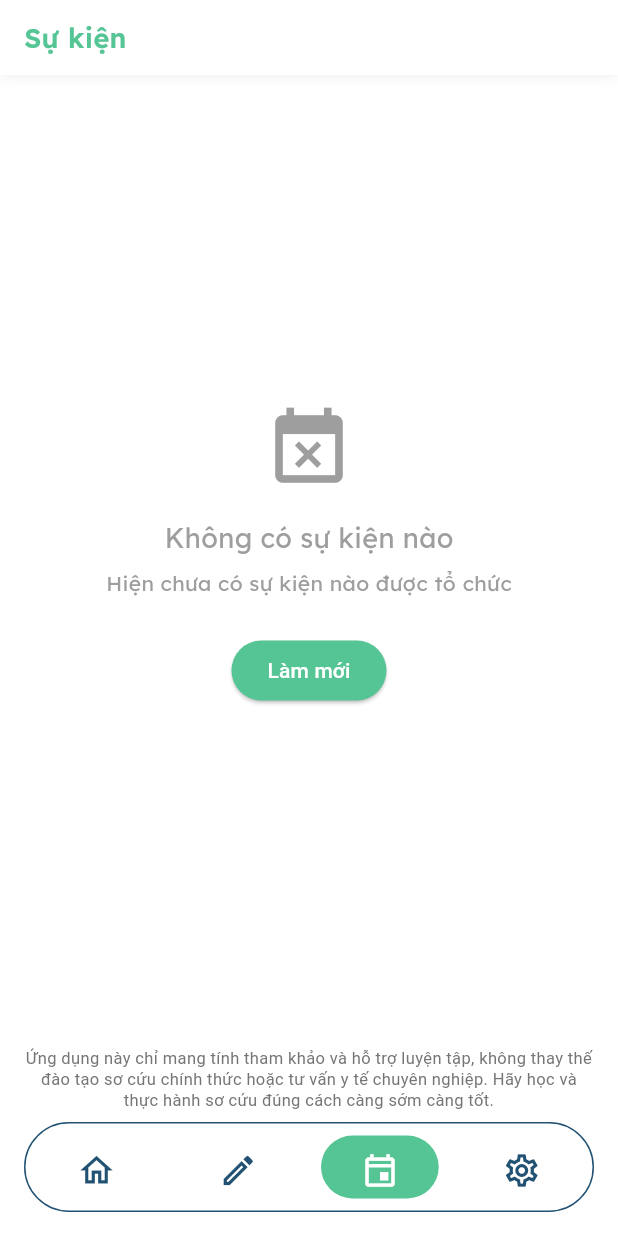
After one commit to nphng15/learn2aid_frontend, a Flutter app: the EventPage screen opened by its route, on a phone screen of 412 x 824 dp. The commit adds this screen. Run offline on Flutter 3.47's test engine with Material 3 defaults, Android fonts, the phone set to English and light mode, and no system bars; our stand-ins replace cloud_firestore, firebase_auth, firebase_core, get, google_fonts, google_sign_in and 3 more; accounts and stored records are empty; network calls fail.

Commit message:
update: events feature

```diff
--- a/lib/config/routes/app_pages.dart
+++ b/lib/config/routes/app_pages.dart
@@ -16,6 +16,8 @@
 import '../../features/presentation/modules/profile/profile_binding.dart';
 import '../../features/presentation/modules/dashboard/video_binding.dart';
 import '../../features/presentation/modules/app_state_binding.dart';
+import '../../features/presentation/modules/event/screens/event_page.dart';
+import '../../features/presentation/modules/event/event_binding.dart';
 import 'app_routes.dart';
 
 abstract class AppPages {
@@ -68,5 +70,12 @@
         ProfileBinding(),
       ],
     ),
+    GetPage(
+      name: AppRoutes.event,
+      page: () => const EventPage(),
+      bindings: [
+        EventBinding(),
+      ],
+    ),
   ];
 }
--- a/lib/config/routes/app_routes.dart
+++ b/lib/config/routes/app_routes.dart
@@ -7,4 +7,5 @@
   static const register = '/register';
   static const login = '/login';
   static const profile = '/profile';
+  static const event = '/event';
 }
--- /dev/null
+++ b/lib/features/domain/entities/event_entity.dart
@@ -0,0 +1,69 @@
+import 'package:cloud_firestore/cloud_firestore.dart';
+
+class Event {
+  final String id;
+  final String title;
+  final String description;
+  final String location;
+  final DateTime date;
+  final String imageUrl;
+  final List<String> joinedUsers;
+
+  Event({
+    required this.id,
+    required this.title,
+    required this.description,
+    required this.location,
+    required this.date,
+    required this.imageUrl,
+    required this.joinedUsers,
+  });
+
+  factory Event.fromFirestore(DocumentSnapshot doc) {
+    final data = doc.data() as Map<String, dynamic>;
+    return Event(
+      id: doc.id,
+      title: data['title'] ?? '',
+      description: data['description'] ?? '',
+      location: data['location'] ?? '',
+      date: (data['date'] as Timestamp).toDate(),
+      imageUrl: data['imageUrl'] ?? '',
+      joinedUsers: List<String>.from(data['joinedUsers'] ?? []),
+    );
+  }
+
+  Map<String, dynamic> toMap() {
+    return {
+      'title': title,
+      'description': description,
+      'location': location,
+      'date': Timestamp.fromDate(date),
+      'imageUrl': imageUrl,
+      'joinedUsers': joinedUsers,
+    };
+  }
+
+  bool hasUserJoined(String userId) {
+    return joinedUsers.contains(userId);
+  }
+
+  Event copyWith({
+    String? id,
+    String? title,
+    String? description,
+    String? location,
+    DateTime? date,
+    String? imageUrl,
+    List<String>? joinedUsers,
+  }) {
+    return Event(
+      id: id ?? this.id,
+      title: title ?? this.title,
+      description: description ?? this.description,
+      location: location ?? this.location,
+      date: date ?? this.date,
+      imageUrl: imageUrl ?? this.imageUrl,
+      joinedUsers: joinedUsers ?? this.joinedUsers,
+    );
+  }
+}
--- /dev/null
+++ b/lib/features/domain/repositories/event_repository.dart
@@ -0,0 +1,10 @@
+import '../entities/event_entity.dart';
+
+abstract class EventRepository {
+
+  Future<List<Event>> getEvents();
+
+  Future<bool> joinEvent(String eventId, String userId);
+
+  Future<bool> hasUserJoinedEvent(String eventId, String userId);
+}
--- a/lib/features/presentation/global_widgets/dashboard_navbar.dart
+++ b/lib/features/presentation/global_widgets/dashboard_navbar.dart
@@ -50,10 +50,10 @@
                 isActive: Get.currentRoute == AppRoutes.quiz,
               ),
               navButton(
-                icon: Icons.chat_bubble_outline,
+                icon: Icons.event_outlined,
                 color: const Color(0xff215273),
-                onTap: () {},
-                // isActive: Get.currentRoute == AppRoutes.quiz,
+                onTap: () => Get.offNamed(AppRoutes.event),
+                isActive: Get.currentRoute == AppRoutes.event,
               ),
               navButton(
                 icon: Icons.settings_outlined,
--- /dev/null
+++ b/lib/features/presentation/modules/event/event_controller.dart
@@ -0,0 +1,84 @@
+import 'package:firebase_auth/firebase_auth.dart';
+import 'package:get/get.dart';
+import '../../../domain/entities/event_entity.dart';
+import '../../../domain/repositories/event_repository.dart';
+
+class EventController extends GetxController {
+  final EventRepository _repository;
+  final FirebaseAuth _auth = FirebaseAuth.instance;
+
+  EventController(this._repository);
+
+  final RxList<Event> events = <Event>[].obs;
+  final RxBool isLoading = false.obs;
+  final RxString errorMessage = ''.obs;
+
+  @override
+  void onInit() {
+    super.onInit();
+    fetchEvents();
+  }
+
+  Future<void> fetchEvents() async {
+    isLoading.value = true;
+    errorMessage.value = '';
+
+    try {
+      final eventsList = await _repository.getEvents();
+      events.value = eventsList;
+    } catch (e) {
+      errorMessage.value = 'Không thể tải danh sách sự kiện: $e';
+      print('Lỗi khi tải sự kiện: $e');
+    } finally {
+      isLoading.value = false;
+    }
+  }
+
+  String get currentUserId {
+    return _auth.currentUser?.uid ?? '';
+  }
+
+  bool hasUserJoinedEvent(Event event) {
+    return event.hasUserJoined(currentUserId);
+  }
+
+  Future<void> joinEvent(Event event) async {
+    if (currentUserId.isEmpty) {
+      errorMessage.value = 'Bạn cần đăng nhập để tham gia sự kiện';
+      return;
+    }
+
+    if (hasUserJoinedEvent(event)) {
+      errorMessage.value = 'Bạn đã tham gia sự kiện này';
+      return;
+    }
+
+    isLoading.value = true;
+    try {
+      final success = await _repository.joinEvent(event.id, currentUserId);
+
+      if (success) {
+        // Cập nhật danh sách events
+        final index = events.indexWhere((e) => e.id == event.id);
+        if (index != -1) {
+          final updatedEvent = event.copyWith(
+            joinedUsers: [...event.joinedUsers, currentUserId],
+          );
+          events[index] = updatedEvent;
+          events.refresh();
+        }
+      } else {
+        errorMessage.value = 'Không thể tham gia sự kiện';
+      }
+    } catch (e) {
+      errorMessage.value = 'Không thể tham gia sự kiện: $e';
+      print('Lỗi khi tham gia sự kiện: $e');
+    } finally {
+      isLoading.value = false;
+    }
+  }
+
+  String formatDateTime(DateTime dateTime) {
+    return '${dateTime.day}/${dateTime.month}/${dateTime.year} ${dateTime.hour}:${dateTime.minute.toString().padLeft(2, '0')}';
+  }
+}
--- /dev/null
+++ b/lib/features/presentation/modules/event/screens/event_page.dart
@@ -0,0 +1,164 @@
+import 'package:flutter/material.dart';
+import 'package:get/get.dart';
+import 'package:google_fonts/google_fonts.dart';
+import '../../../global_widgets/dashboard_navbar.dart';
+import '../event_controller.dart';
+import '../widgets/event_item.dart';
+import '../../../../../config/theme/app_color.dart';
+
+class EventPage extends StatelessWidget {
+  const EventPage({Key? key}) : super(key: key);
+
+  @override
+  Widget build(BuildContext context) {
+    final EventController controller = Get.find<EventController>();
+
+    return Scaffold(
+      backgroundColor: Colors.white,
+      body: SafeArea(
+        child: Column(
+          children: [
+            // Header
+            Container(
+              padding: const EdgeInsets.symmetric(horizontal: 16, vertical: 12),
+              decoration: BoxDecoration(
+                color: Colors.white,
+                boxShadow: [
+                  BoxShadow(
+                    color: Colors.black.withOpacity(0.05),
+                    blurRadius: 6,
+                    offset: const Offset(0, 2),
+                  ),
+                ],
+              ),
+              child: Row(
+                children: [
+                  Center(
+                    child: Text(
+                      'Sự kiện',
+                      style: GoogleFonts.lexend(
+                        fontSize: 18,
+                        fontWeight: FontWeight.w600,
+                        color: AppColors.secondary,
+                      ),
+                    ),
+                  ),
+                ],
+              ),
+            ),
+
+            // Body content
+            Expanded(
+              child: Obx(() {
+                if (controller.isLoading.value && controller.events.isEmpty) {
+                  return const Center(
+                    child: CircularProgressIndicator(
+                      color: AppColors.secondary,
+                    ),
+                  );
+                }
+
+                if (controller.errorMessage.isNotEmpty) {
+                  return Center(
+                    child: Padding(
+                      padding: const EdgeInsets.all(16),
+                      child: Column(
+                        mainAxisAlignment: MainAxisAlignment.center,
+                        children: [
+                          const Icon(
+                            Icons.error_outline,
+                            color: Colors.red,
+                            size: 60,
+                          ),
+                          const SizedBox(height: 16),
+                          Text(
+                            controller.errorMessage.value,
+                            textAlign: TextAlign.center,
+                            style: const TextStyle(
+                              color: Colors.red,
+                              fontSize: 16,
+                            ),
+                          ),
+                          const SizedBox(height: 24),
+                          ElevatedButton(
+                            onPressed: () => controller.fetchEvents(),
+                            style: ElevatedButton.styleFrom(
+                              backgroundColor: AppColors.secondary,
+                              foregroundColor: Colors.white,
+                            ),
+                            child: const Text('Thử lại'),
+                          ),
+                        ],
+                      ),
+                    ),
+                  );
+                }
+
+                if (controller.events.isEmpty) {
+                  return Center(
+                    child: Column(
+                      mainAxisAlignment: MainAxisAlignment.center,
+                      children: [
+                        const Icon(
+                          Icons.event_busy,
+                          color: Colors.grey,
+                          size: 60,
+                        ),
+                        const SizedBox(height: 16),
+                        Text(
+                          'Không có sự kiện nào',
+                          style: GoogleFonts.lexend(
+                            fontSize: 18,
+                            color: Colors.grey,
+                          ),
+                        ),
+                        const SizedBox(height: 8),
+                        Text(
+                          'Hiện chưa có sự kiện nào được tổ chức',
+                          style: GoogleFonts.lexend(
+                            fontSize: 14,
+                            color: Colors.grey,
+                          ),
+                        ),
+                        const SizedBox(height: 24),
+                        ElevatedButton(
+                          onPressed: () => controller.fetchEvents(),
+                          style: ElevatedButton.styleFrom(
+                            backgroundColor: AppColors.secondary,
+                            foregroundColor: Colors.white,
+                          ),
+                          child: const Text('Làm mới'),
+                        ),
+                      ],
+                    ),
+                  );
+                }
+
+                // Danh sách sự kiện
+                return RefreshIndicator(
+                  onRefresh: controller.fetchEvents,
+                  color: AppColors.secondary,
+                  child: ListView.builder(
+                    physics: const AlwaysScrollableScrollPhysics(),
+                    padding: const EdgeInsets.only(top: 8, bottom: 16),
+                    itemCount: controller.events.length,
+                    itemBuilder: (context, index) {
+                      final event = controller.events[index];
+                      return EventItem(
+                        event: event,
+                        controller: controller,
+                      );
+                    },
+                  ),
+                );
+              }),
+            ),
+
+            // Bottom navigation bar
+            const DashboardNavBar(),
+          ],
+        ),
+      ),
+    );
+  }
+}
--- a/lib/features/presentation/modules/lesson/lesson_binding.dart
+++ b/lib/features/presentation/modules/lesson/lesson_binding.dart
@@ -1,10 +1,10 @@
-import 'package:get/get.dart';
-import 'lesson_controller.dart';
+// import 'package:get/get.dart';
+// import 'lesson_controller.dart';
 
-class VideoBinding extends Bindings {
-  @override
-  void dependencies() {
-    // Inject LessonController trực tiếp
-    Get.put<LessonController>(LessonController());
-  }
-}
+// class VideoBinding extends Bindings {
+//   @override
+//   void dependencies() {
+//     // Inject LessonController trực tiếp
+//     Get.put<LessonController>(LessonController());
+//   }
+// }
--- a/lib/main.dart
+++ b/lib/main.dart
@@ -58,7 +58,7 @@
         scaffoldBackgroundColor: Colors.white,
       ),
       debugShowCheckedModeBanner: false,
-      initialRoute: AppRoutes.login, // Chạy vào trang Loading trước
+      initialRoute: AppRoutes.loading, // Chạy vào trang Loading trước
       getPages: AppPages.pages,
     );
   }
```
Also changed, not shown: lib/features/data/datasources/remote/event_remote_data_source.dart (added, +88 -0 lines), lib/features/data/repositories/event_repository_impl.dart (added, +36 -0 lines), lib/features/presentation/modules/event/event_binding.dart (added, +26 -0 lines), lib/features/presentation/modules/event/widgets/event_item.dart (added, +155 -0 lines).
